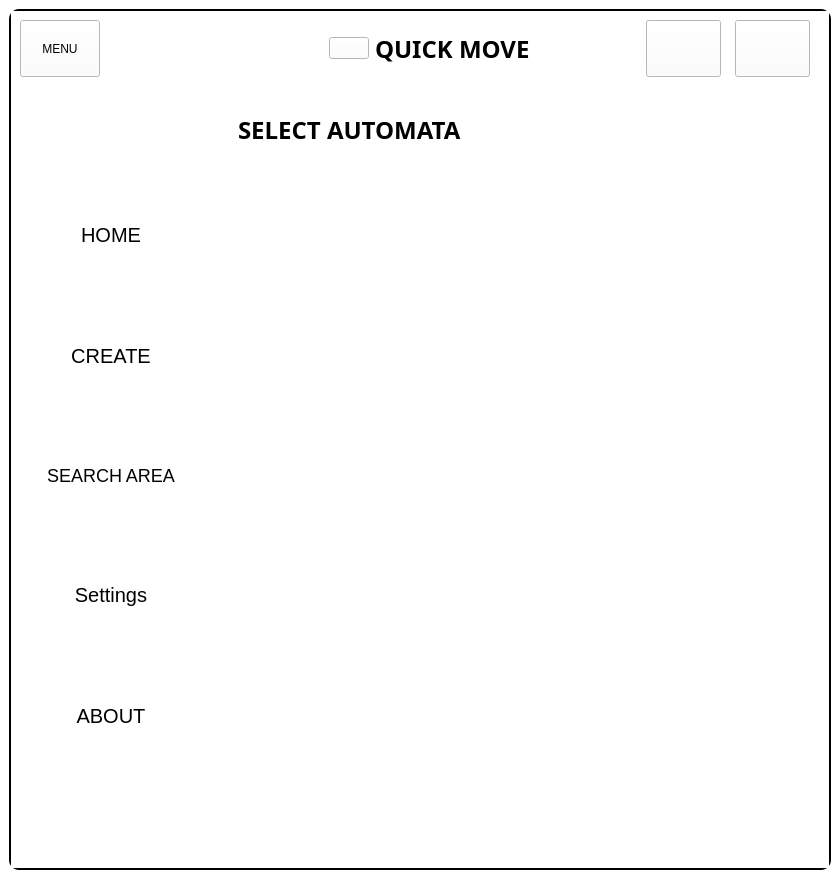
Qt form ui/MainWindow.ui (Achu-Worifung/quickMove) before a commit.
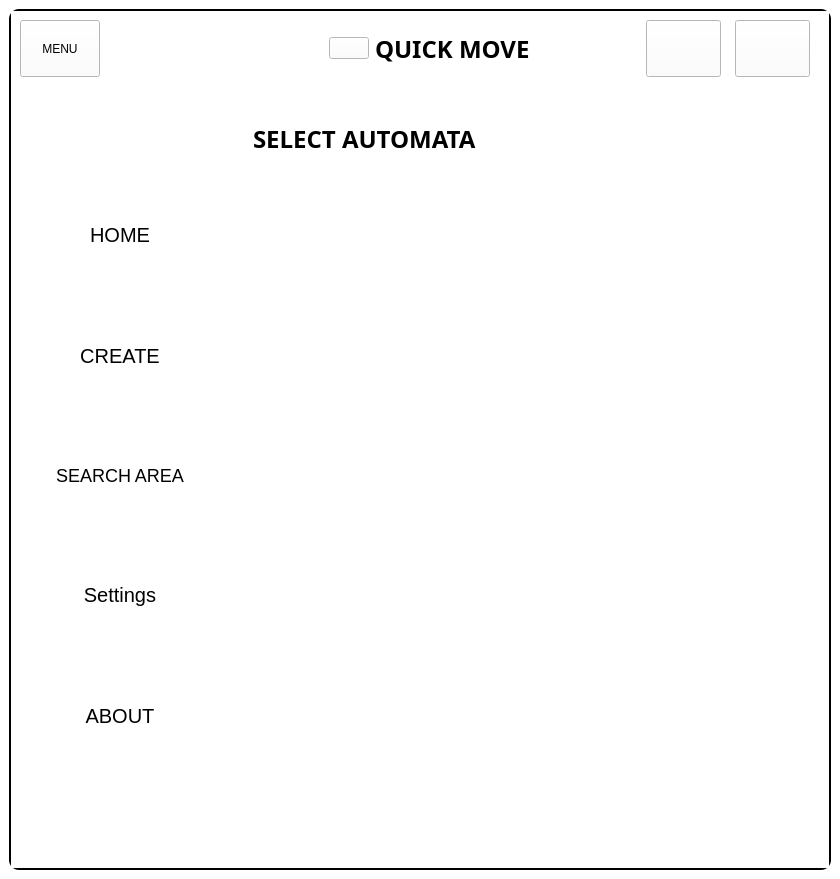
The same form after that commit. The open tabs and pages were chosen to show the change. Icons and pictures are not drawn.

Commit message: improvements --improved msg looks via css --improved history logic --changed layout to avoid overlap

Patch:
```diff
--- a/ui/MainWindow.ui
+++ b/ui/MainWindow.ui
@@ -366,21 +366,6 @@
        <item>
         <widget class="QWidget" name="mainContent" native="true">
          <layout class="QHBoxLayout" name="horizontalLayout_4">
-          <property name="spacing">
-           <number>0</number>
-          </property>
-          <property name="leftMargin">
-           <number>0</number>
-          </property>
-          <property name="topMargin">
-           <number>0</number>
-          </property>
-          <property name="rightMargin">
-           <number>0</number>
-          </property>
-          <property name="bottomMargin">
-           <number>0</number>
-          </property>
           <item>
            <widget class="QWidget" name="functions" native="true">
             <property name="minimumSize">
@@ -581,18 +566,15 @@
                   <rect>
                    <x>0</x>
                    <y>0</y>
-                   <width>600</width>
-                   <height>764</height>
+                   <width>576</width>
+                   <height>746</height>
                   </rect>
                  </property>
                  <layout class="QVBoxLayout" name="verticalLayout_9">
-                  <property name="sizeConstraint">
-                   <enum>QLayout::SetDefaultConstraint</enum>
-                  </property>
                   <item alignment="Qt::AlignLeft">
                    <widget class="QWidget" name="widget_12" native="true">
                     <property name="sizePolicy">
-                     <sizepolicy hsizetype="Fixed" vsizetype="Fixed">
+                     <sizepolicy hsizetype="Expanding" vsizetype="Fixed">
                       <horstretch>0</horstretch>
                       <verstretch>0</verstretch>
                      </sizepolicy>
@@ -654,6 +636,53 @@
                    <layout class="QVBoxLayout" name="verticalLayout_10">
                     <item>
                      <widget class="QScrollArea" name="scrollArea">
+                      <property name="styleSheet">
+                       <string notr="true">QScrollArea:vertical {
+    width: 10px;
+    background: #f1f1f1;         /* light gray track instead of black */
+    border-radius: 5px;
+    margin: 0px;
+}
+
+/* Scroll handle (the part you drag) */
+QScrollBar::handle:vertical {
+    background: #c1c1c1;         /* medium gray for good contrast */
+    border-radius: 5px;
+    min-height: 30px;
+    transition: background 0.3s ease;
+}
+
+/* Hover effect for handle */
+QScrollBar::handle:vertical:hover {
+    background: #a0a0a0;         /* darker when hovered */
+}
+
+/* Pressed state */
+QScrollBar::handle:vertical:pressed {
+    background: #808080;
+}
+
+/* Remove arrow buttons */
+QScrollBar::sub-line:vertical,
+QScrollBar::add-line:vertical {
+    height: 0;
+    width: 0;
+    background: none;
+    border: none;
+}
+
+/* Remove arrow icons */
+QScrollBar::up-arrow:vertical,
+QScrollBar::down-arrow:vertical {
+    background: none;
+}
+
+/* Optional: space at top/bottom (no buttons, just gap) */
+QScrollBar::add-page:vertical,
+QScrollBar::sub-page:vertical {
+    background: none;
+}</string>
+                      </property>
                       <property name="widgetResizable">
                        <bool>true</bool>
                       </property>
@@ -665,8 +694,8 @@
                         <rect>
                          <x>0</x>
                          <y>0</y>
-                         <width>580</width>
-                         <height>691</height>
+                         <width>556</width>
+                         <height>673</height>
                         </rect>
                        </property>
                        <layout class="QVBoxLayout" name="verticalLayout_4"/>
```
Left out of the diff: 73 changed lines with no effect on the pictures. The commit also changes 8 other files.
